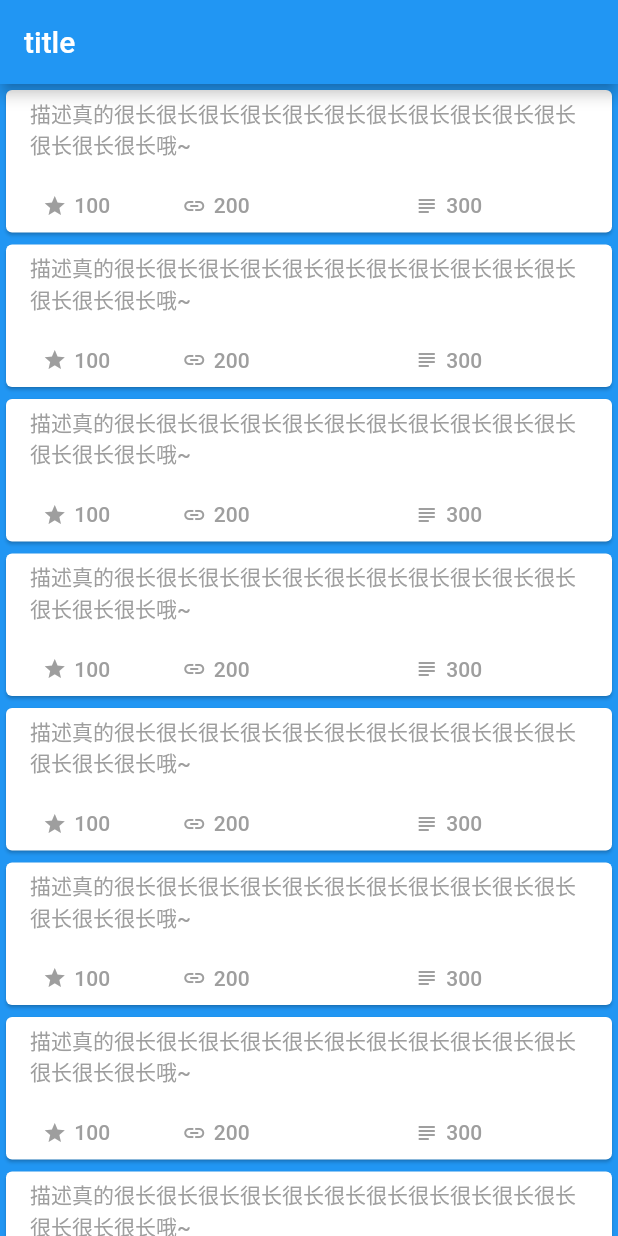
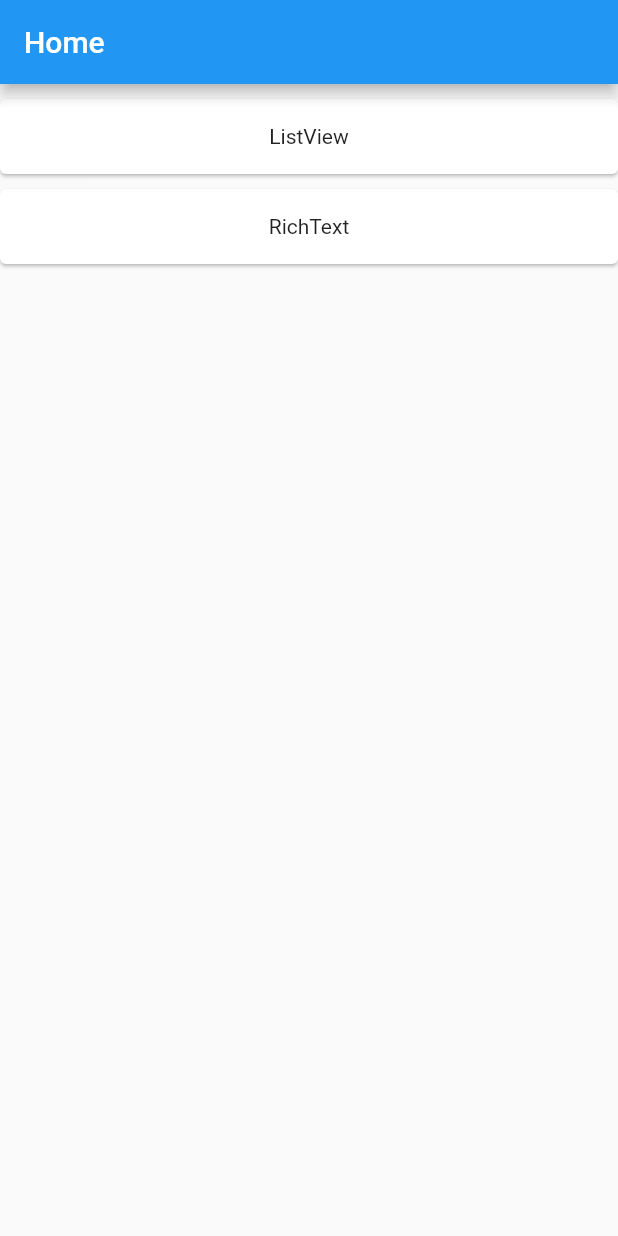
Before and after one commit to silan-liu/flutter-study, a Flutter app: the screen it shows after launch, on a phone screen of 412 x 824 dp. Run offline on Flutter 3.47's test engine with Material 2 defaults, Android fonts, the phone set to English and light mode, and no system bars.

Commit message:
add list

```diff
--- a/lib/HomePage.dart
+++ b/lib/HomePage.dart
@@ -1,23 +1,35 @@
 import 'package:flutter/material.dart';
-import 'package:hello/HomeListItem.dart';
+import 'RouterDef.dart';
 
-class HomePage extends StatefulWidget {
-  @override
-  _HomePageState createState() => _HomePageState();
-}
-
-class _HomePageState extends State<HomePage> {
+class HomePage extends StatelessWidget {
   @override
   Widget build(BuildContext context) {
+    var routesList = routers.keys.toList();
+
     return Scaffold(
-      backgroundColor: Colors.blue,
       appBar: AppBar(
-        title: Text("title"),
+        title: Text("Home"),
       ),
-      body: new ListView.builder(itemBuilder: (context, index) {
-        return new HomeListItem();
-      },
-        itemCount: 20,
+      body: new Container(
+        child: ListView.builder(
+            itemCount: routesList.length,
+            itemBuilder: (context, index) {
+              return InkWell(
+                onTap: () {
+                  print("click");
+                  Navigator.of(context).pushNamed(routesList[index]);
+                },
+                child: Card(
+                  margin: EdgeInsets.only(top: 10),
+                  child: Container(
+                    alignment: Alignment.center,
+                    margin: EdgeInsets.all(0),
+                    height: 50,
+                    child: Text(routesList[index]),
+                  ),
+                ),
+              );
+            }),
       ),
     );
   }
--- a/lib/HomeListItem.dart
+++ b/lib/ListItem.dart
@@ -1,13 +1,13 @@
 import 'package:flutter/material.dart';
 
-class HomeListItem extends StatefulWidget {
+class ListItem extends StatefulWidget {
   String text;
 
   @override
-  _HomeListItemState createState() => _HomeListItemState();
+  _ListItemState createState() => _ListItemState();
 }
 
-class _HomeListItemState extends State<HomeListItem> {
+class _ListItemState extends State<ListItem> {
   void initState() {
     // TODO: implement initState
     super.initState();
--- /dev/null
+++ b/lib/RouterDef.dart
@@ -0,0 +1,14 @@
+import 'package:flutter/material.dart';
+import 'ListPage.dart';
+import 'RichText/RichTextPage.dart';
+
+// 定义路由映射信息
+Map<String, WidgetBuilder> routers = {
+  "ListView": (context) {
+    return ListPage();
+  },
+
+  "RichText": (context) {
+    return RichTextPage();
+  }
+};
--- a/lib/main.dart
+++ b/lib/main.dart
@@ -1,5 +1,6 @@
 import 'package:flutter/material.dart';
 import 'package:hello/HomePage.dart';
+import 'RouterDef.dart';
 
 void main() => runApp(new MyApp());
 
@@ -21,6 +22,7 @@ class MyApp extends StatelessWidget {
         primarySwatch: Colors.blue,
       ),
       home: HomePage(),
+      routes: routers,
     );
   }
 }
--- a/pubspec.yaml
+++ b/pubspec.yaml
@@ -27,7 +27,7 @@ flutter:
 
   # To add assets to your application, add an assets section, like this:
   # assets:
-  #  - images/a_dot_burr.jpeg
+#    - images
   #  - images/a_dot_ham.jpeg
 
   # An image asset can refer to one or more resolution-specific "variants", see
```
Also changed, not shown: lib/ListPage.dart (added, +24 -0 lines), lib/RichText/RichTextPage.dart (added, +46 -0 lines), pubspec.lock, 6 other files.
